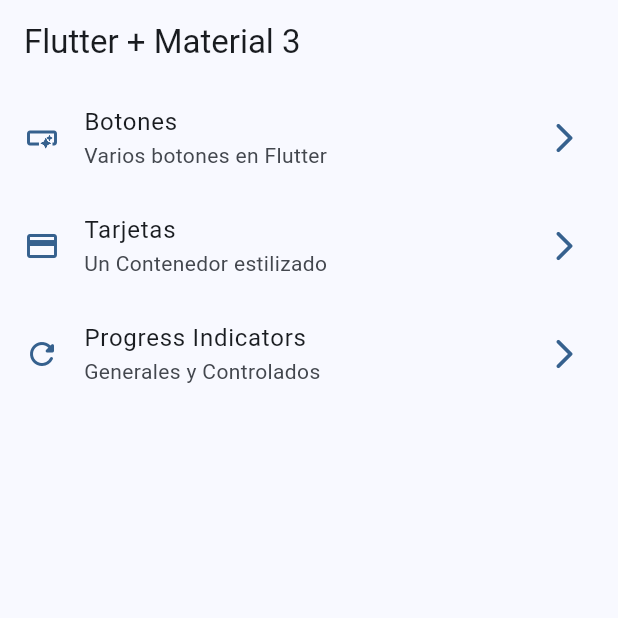
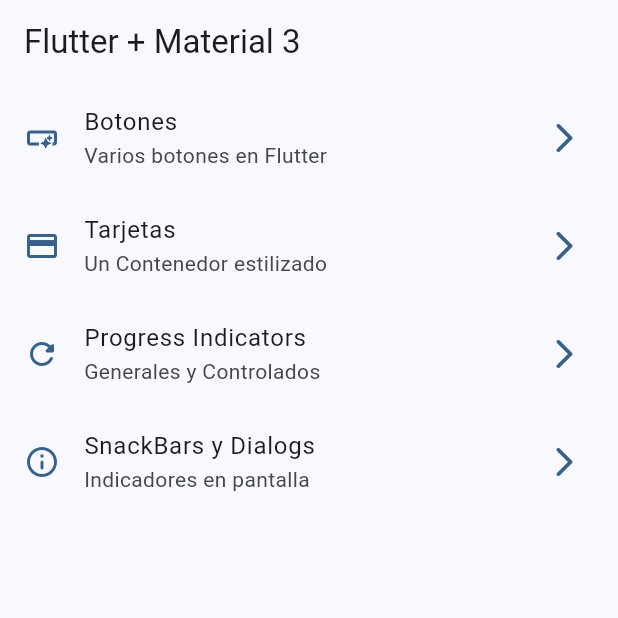
Before and after one commit to Neno2113/widgets_apps, a Flutter app: the screen it shows after launch, on a phone screen of 412 x 824 dp, the top half of it. Run offline on Flutter 3.47's test engine with Material 2 defaults, Android fonts, the phone set to English and light mode, and no system bars; our stand-ins replace go_router.

Commit message:
snackbars and dialog finished

```diff
--- a/lib/config/menu/menu_items.dart
+++ b/lib/config/menu/menu_items.dart
@@ -33,4 +33,10 @@ const appMenuItems = <MenuItem>[
     link: '/progress',
     icon: Icons.refresh_rounded
   ),
+  MenuItem(
+    title: 'SnackBars y Dialogs',
+    subTitle: 'Indicadores en pantalla',
+    link: '/snackbars',
+    icon: Icons.info_outline_rounded
+  ),
 ];
--- a/lib/config/router/app_router.dart
+++ b/lib/config/router/app_router.dart
@@ -25,6 +25,11 @@ final appRouter = GoRouter(
       path: '/progress' ,
       name: ProgressScreen.name,
       builder: (context, state) => const ProgressScreen(),
-    )
+    ),
+    GoRoute(
+      path: '/snackbars' ,
+      name: SnackBarScreen.name,
+      builder: (context, state) => const SnackBarScreen(),
+    ),
   ],
 );
--- a/lib/main.dart
+++ b/lib/main.dart
@@ -14,6 +14,7 @@ class MainApp extends StatelessWidget {
   Widget build(BuildContext context) {
     return MaterialApp.router(
       debugShowCheckedModeBanner: false,
+      title: 'Flutter Widgets',
       theme: AppTheme( selectedColor: 0).getTheme(),
       routerConfig: appRouter,
       //Rutas sin go_router
```
Also changed, not shown: lib/presentation/screens/snackbar/snackbar_screen.dart (+59 -1 lines).
